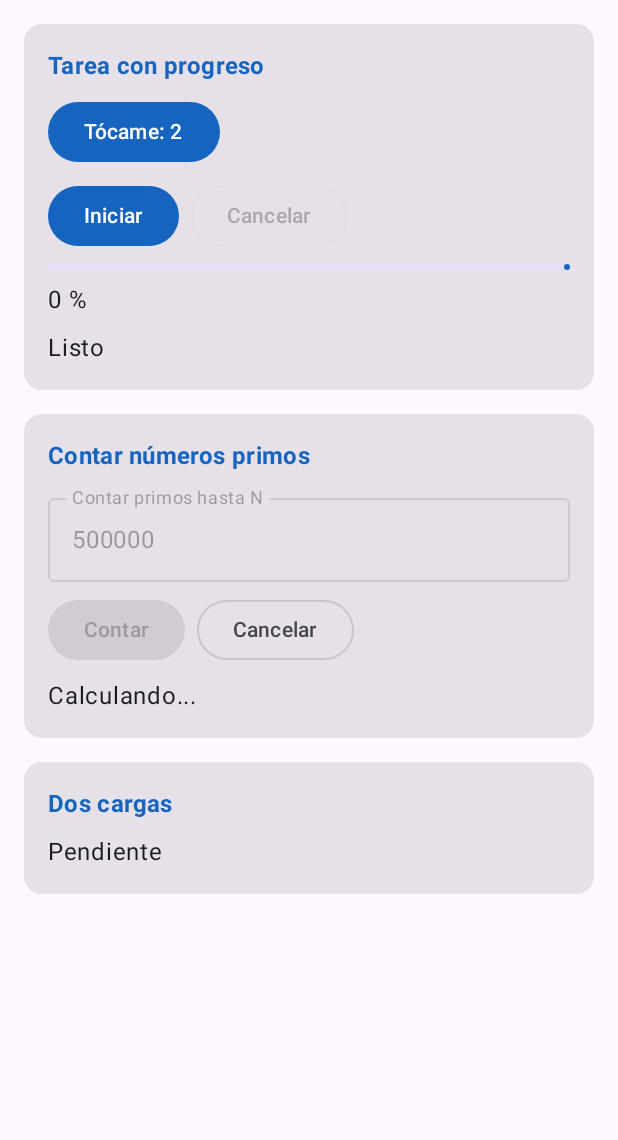
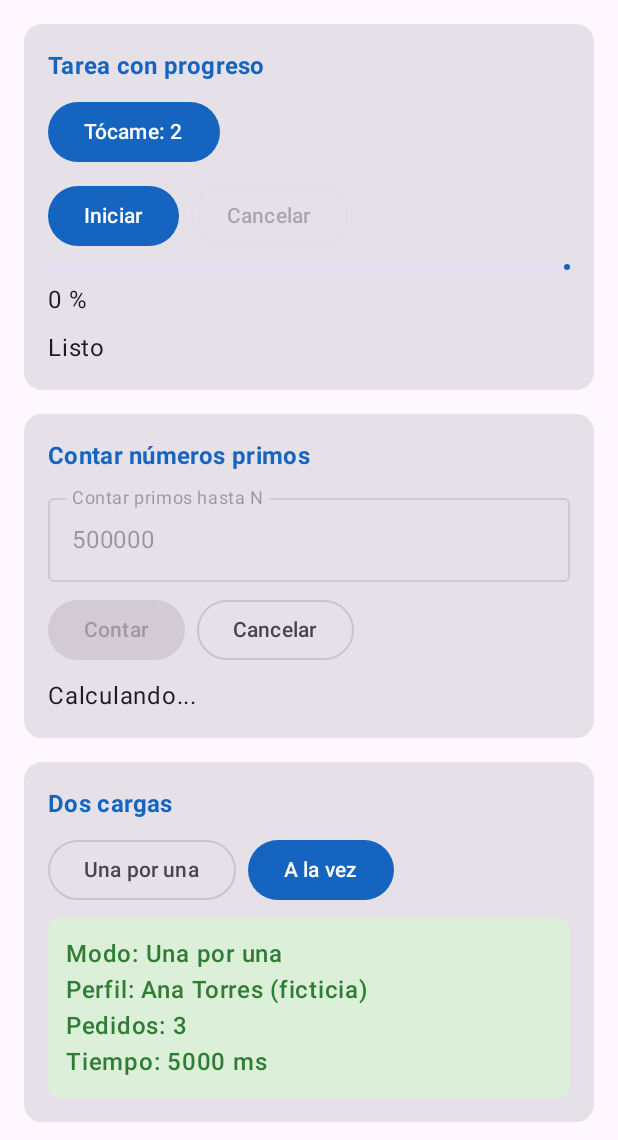
Before and after one commit to luiscucho-oss/CentroTareas-Cucho, an Android app built with Jetpack Compose: the screen it shows after launch (MainActivity), after a tap on an icon or button, on a phone screen of 412 x 824 dp, the part 96-1236 px from its top. Run offline under Robolectric (Android 15) with nearby library versions, the phone set to English and light mode, and no system bars; 3 other taps on this screen came first.

Commit message:
feat(carga): compara carga secuencial y en paralelo con async

```diff
--- a/app/src/main/java/com/tecsup/centrotareas/ui/PantallaTareas.kt
+++ b/app/src/main/java/com/tecsup/centrotareas/ui/PantallaTareas.kt
@@ -14,6 +14,7 @@ import androidx.compose.foundation.verticalScroll
 import androidx.compose.foundation.layout.Row
 import androidx.compose.material3.Button
 import androidx.compose.material3.Card
+import androidx.compose.material3.CircularProgressIndicator
 import androidx.compose.material3.ExperimentalMaterial3Api
 import androidx.compose.material3.LinearProgressIndicator
 import androidx.compose.material3.MaterialTheme
@@ -30,11 +31,13 @@ import androidx.compose.runtime.mutableStateOf
 import androidx.compose.runtime.saveable.rememberSaveable
 import androidx.compose.runtime.setValue
 import androidx.lifecycle.compose.collectAsStateWithLifecycle
+import androidx.compose.ui.Alignment
 import androidx.compose.ui.Modifier
 import androidx.compose.ui.graphics.Color
 import androidx.compose.ui.text.input.KeyboardType
 import androidx.compose.ui.text.font.FontWeight
 import androidx.compose.ui.unit.dp
+import com.tecsup.centrotareas.model.CargaUi
 import com.tecsup.centrotareas.model.PrimosUi
 import com.tecsup.centrotareas.ui.theme.Verde
 import com.tecsup.centrotareas.ui.theme.VerdeClaro
@@ -49,6 +52,7 @@ fun PantallaTareas(vm: TareasViewModel) {
     // Prueba de vida: si deja de sumar, la pantalla está congelada
     var toques by rememberSaveable { mutableIntStateOf(0) }
     val primos by vm.primos.collectAsStateWithLifecycle()
+    val carga by vm.carga.collectAsStateWithLifecycle()
     var textoN by rememberSaveable { mutableStateOf("$N_POR_DEFECTO") }
 
     Scaffold(
@@ -121,8 +125,32 @@ fun PantallaTareas(vm: TareasViewModel) {
                 }
             }
             Tarjeta("Dos cargas") {
-                // TODO Pasos 6 y 7: Una por una, A la vez, error y Reintentar
-                Text("Pendiente")
+                val cargando = carga is CargaUi.Cargando
+                Row(horizontalArrangement = Arrangement.spacedBy(8.dp)) {
+                    OutlinedButton(onClick = { vm.cargarUnaPorUna() }, enabled = !cargando) {
+                        Text("Una por una")
+                    }
+                    Button(onClick = { vm.cargarALaVez() }, enabled = !cargando) {
+                        Text("A la vez")
+                    }
+                }
+                when (val c = carga) {
+                    CargaUi.Inicial -> Text("Elige cómo cargar el perfil y los pedidos")
+                    CargaUi.Cargando -> Row(
+                        verticalAlignment = Alignment.CenterVertically,
+                        horizontalArrangement = Arrangement.spacedBy(12.dp)
+                    ) {
+                        CircularProgressIndicator()
+                        Text("Cargando...")
+                    }
+                    is CargaUi.Exito -> Recuadro(
+                        "Modo: ${c.modo}\nPerfil: ${c.perfil}\n" +
+                            "Pedidos: ${c.pedidos}\nTiempo: ${c.milisegundos} ms",
+                        fondo = VerdeClaro,
+                        texto = Verde
+                    )
+                    is CargaUi.Error -> Text(c.mensaje)
+                }
             }
         }
     }
```
Also changed, not shown: app/src/main/java/com/tecsup/centrotareas/viewmodel/TareasViewModel.kt (+34 -1 lines).
